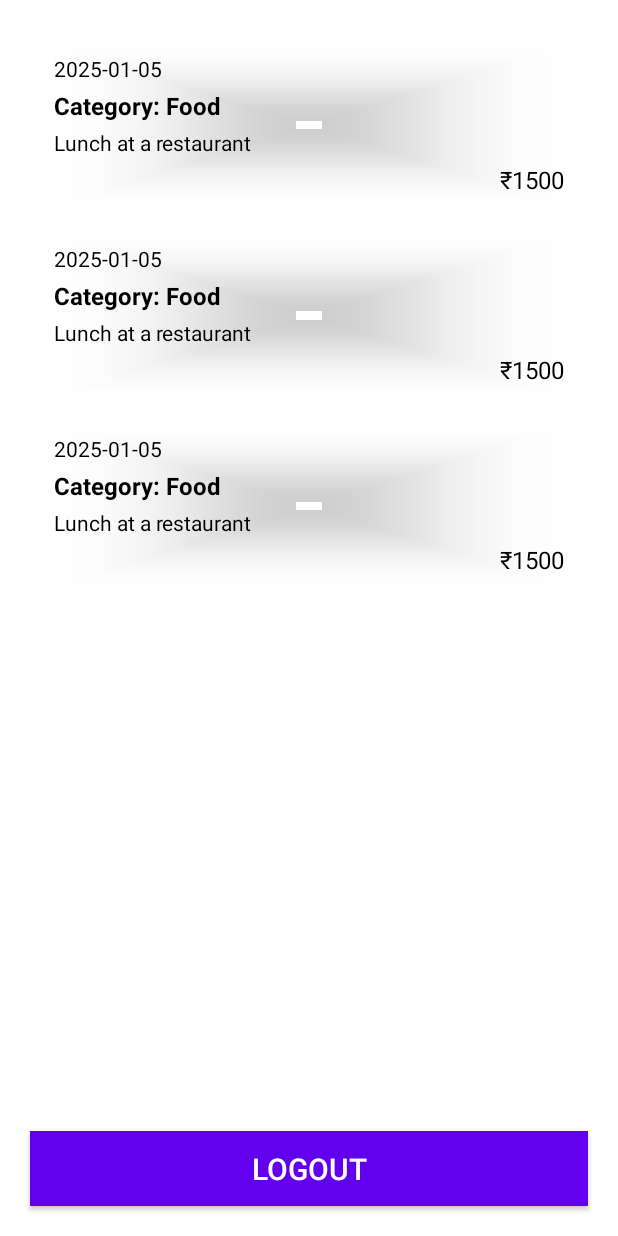
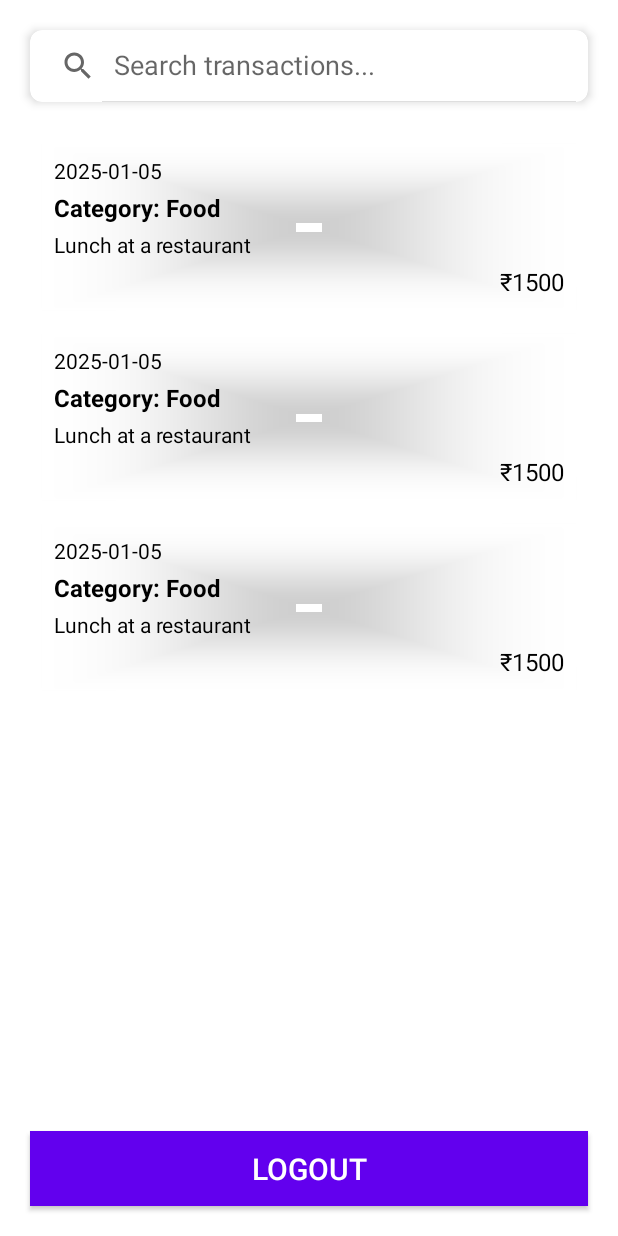
Before and after one commit to dipak2312/task1-api-transactions, an Android app built with Jetpack Compose: the layout activity_transaction.xml on its own in the app's theme, with its tools: preview values and no code run, on a phone screen of 412 x 824 dp. Run offline under Robolectric (Android 15) with nearby library versions, the phone set to English and light mode, and no system bars.

Commit message:
add search functionality

```diff
--- a/app/build.gradle.kts
+++ b/app/build.gradle.kts
@@ -76,5 +76,6 @@ dependencies {
     implementation ("io.reactivex.rxjava2:rxandroid:2.0.2")
     implementation ("com.squareup.retrofit2:adapter-rxjava2:2.9.0")
     implementation ("androidx.cardview:cardview:1.0.0")
+    implementation ("androidx.security:security-crypto:1.1.0-alpha06")
 
 }
--- a/app/src/main/java/com/taskapiintegration/view/login/view/LoginActivity.kt
+++ b/app/src/main/java/com/taskapiintegration/view/login/view/LoginActivity.kt
@@ -9,7 +9,7 @@ import androidx.lifecycle.Observer
 import com.taskapiintegration.constants.ConstantsSP
 import com.taskapiintegration.databinding.ActivityLoginBinding
 import com.taskapiintegration.repository.LoginRepository
-import com.taskapiintegration.utils.SharedPreference
+import com.taskapiintegration.utils.SecurePrefs
 import com.taskapiintegration.view.login.data.LoginResponse
 import com.taskapiintegration.view.transactions.view.TransactionActivity
 import com.taskapiintegration.view.login.viewmodel.LoginViewModel
@@ -44,7 +44,7 @@ class LoginActivity : AppCompatActivity() {
 
     private fun loginSuccess(loginResponse: LoginResponse) {
         if (loginResponse.success && loginResponse.token.isNotEmpty()) {
-            SharedPreference.putString(this, ConstantsSP.ACCESS_TOKEN, loginResponse.token)
+            SecurePrefs.saveToken(this@LoginActivity, loginResponse.token)
             startActivity(Intent(this, TransactionActivity::class.java))
             finish()
         }
--- a/app/src/main/res/layout/activity_transaction.xml
+++ b/app/src/main/res/layout/activity_transaction.xml
@@ -9,13 +9,34 @@
     android:fitsSystemWindows="true"
     tools:context=".view.transactions.view.TransactionActivity">
 
+    <androidx.cardview.widget.CardView
+        android:id="@+id/cardView"
+        android:layout_width="match_parent"
+        android:layout_height="wrap_content"
+        app:cardCornerRadius="8dp"
+        app:cardElevation="4dp"
+        app:strokeWidth="2dp"
+        android:layout_margin="20dp"
+        app:layout_constraintTop_toTopOf="parent"
+        app:layout_constraintStart_toStartOf="parent"
+        app:layout_constraintEnd_toEndOf="parent">
+
+    <SearchView
+        android:id="@+id/searchView"
+        android:layout_width="match_parent"
+        android:layout_height="wrap_content"
+        android:iconifiedByDefault="false"
+        android:queryHint="Search transactions..."/>
+
+    </androidx.cardview.widget.CardView>
+
     <androidx.recyclerview.widget.RecyclerView
         android:id="@+id/recyTransactionHistory"
         android:layout_width="0dp"
         android:layout_height="0dp"
         android:nestedScrollingEnabled="true"
         app:layoutManager="androidx.recyclerview.widget.LinearLayoutManager"
-        app:layout_constraintTop_toTopOf="parent"
+        app:layout_constraintTop_toBottomOf="@id/cardView"
         app:layout_constraintStart_toStartOf="parent"
         app:layout_constraintEnd_toEndOf="parent"
         tools:itemCount="3"
--- a/app/src/main/res/values/themes.xml
+++ b/app/src/main/res/values/themes.xml
@@ -9,4 +9,5 @@
         <item name="android:windowLightStatusBar">true</item>
         <item name="android:statusBarColor">@color/white</item>
     </style>
+
 </resources>
```
Also changed, not shown: app/src/main/java/com/taskapiintegration/adapter/TransactionListAdapter.kt (+57 -31 lines), app/src/main/java/com/taskapiintegration/utils/SecurePrefs.kt (added, +27 -0 lines), app/src/main/java/com/taskapiintegration/utils/SharedPreference.kt (deleted, +0 -30 lines), app/src/main/java/com/taskapiintegration/view/transactions/view/TransactionActivity.kt (+20 -4 lines).
